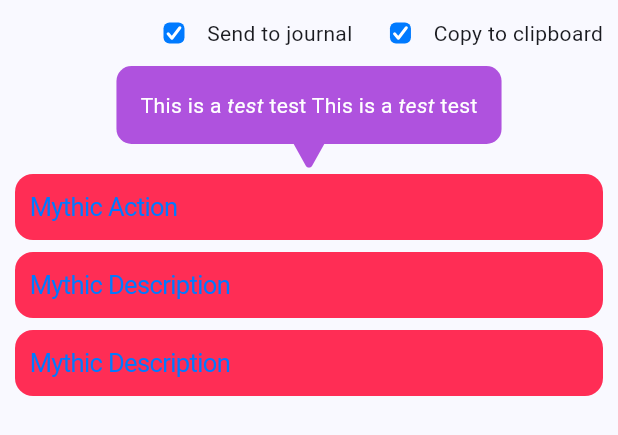
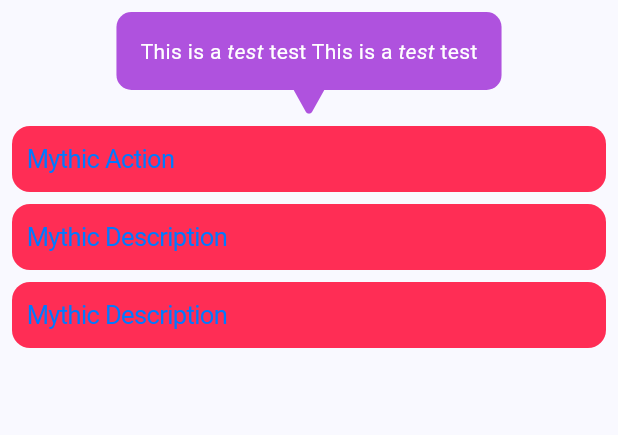
Before and after one commit to spacegiant/mini_solo, a Flutter app: the NewSceneMenu widget shown alone on an empty page, opened directly, on a phone screen of 412 x 824 dp. Shown: the top 435 px of the screen. Run offline on Flutter 3.47's test engine with Material 3 defaults, Android fonts, the light colour scheme and no system bars; drawn by our look-alikes of flutter_markdown.

Commit message:
Removed checkboxes from new scene page

```diff
--- a/lib/views/new/new_scene.dart
+++ b/lib/views/new/new_scene.dart
@@ -11,7 +11,6 @@ class NewSceneMenu extends StatelessWidget {
   @override
   Widget build(BuildContext context) {
     return const ViewWrapper(children: [
-      Checkboxes(),
       Output(
         text: ['This is a *test* test', 'This is a *test* test '],
       ),
@@ -31,39 +30,6 @@ class NewSceneMenu extends StatelessWidget {
   }
 }
 
-class Checkboxes extends StatelessWidget {
-  const Checkboxes({
-    super.key,
-  });
-
-  @override
-  Widget build(BuildContext context) {
-    return Wrap(
-      alignment: WrapAlignment.end,
-      crossAxisAlignment: WrapCrossAlignment.end,
-      direction: Axis.horizontal,
-      spacing: 10.0,
-      runSpacing: -20.0,
-      children: [
-        SettingsOption(
-          isActive: true,
-          label: 'Send to journal',
-          onChanged: (isChecked) {
-            doSomething();
-          },
-        ),
-        SettingsOption(
-          isActive: true,
-          label: 'Copy to clipboard',
-          onChanged: (isChecked) {
-            doSomething();
-          },
-        ),
-      ],
-    );
-  }
-}
-
 void doSomething() {
   print('pressed');
 }
--- a/lib/widgets/output.dart
+++ b/lib/widgets/output.dart
@@ -12,7 +12,7 @@ class Output extends StatelessWidget {
   @override
   Widget build(BuildContext context) {
     return Padding(
-      padding: const EdgeInsets.fromLTRB(8.0, 0.0, 8.0, 20.0),
+      padding: const EdgeInsets.fromLTRB(8.0, 0.0, 8.0, 24.0),
       child: Stack(
         alignment: AlignmentDirectional.topCenter,
         clipBehavior: Clip.none,
@@ -48,6 +48,7 @@ class TextBubble extends StatelessWidget {
   @override
   Widget build(BuildContext context) {
     return Container(
+        constraints: const BoxConstraints(minWidth: 200.0),
         padding: const EdgeInsets.all(16.0),
         decoration: const BoxDecoration(
           shape: BoxShape.rectangle,
--- a/lib/widgets/view_wrapper.dart
+++ b/lib/widgets/view_wrapper.dart
@@ -8,7 +8,7 @@ class ViewWrapper extends StatelessWidget {
   @override
   Widget build(BuildContext context) {
     return Container(
-      padding: const EdgeInsets.fromLTRB(10.0, 0.0, 10.0, 10.0),
+      padding: const EdgeInsets.all(8.0),
       child: Column(
         crossAxisAlignment: CrossAxisAlignment.stretch,
         children: children,
```
